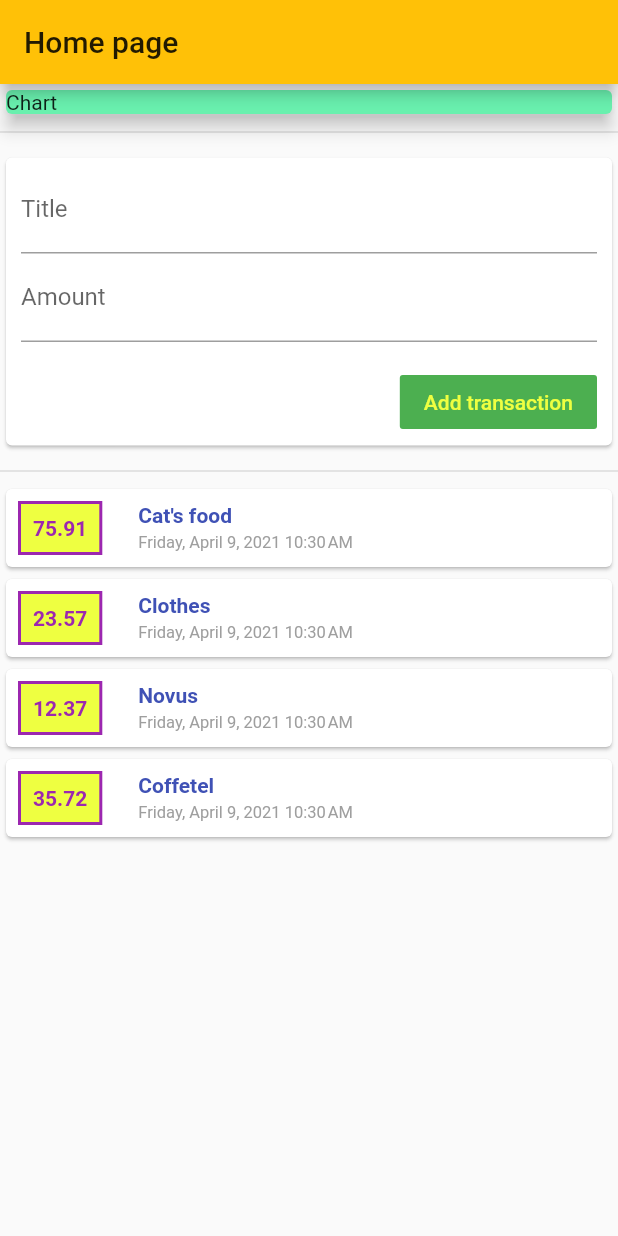
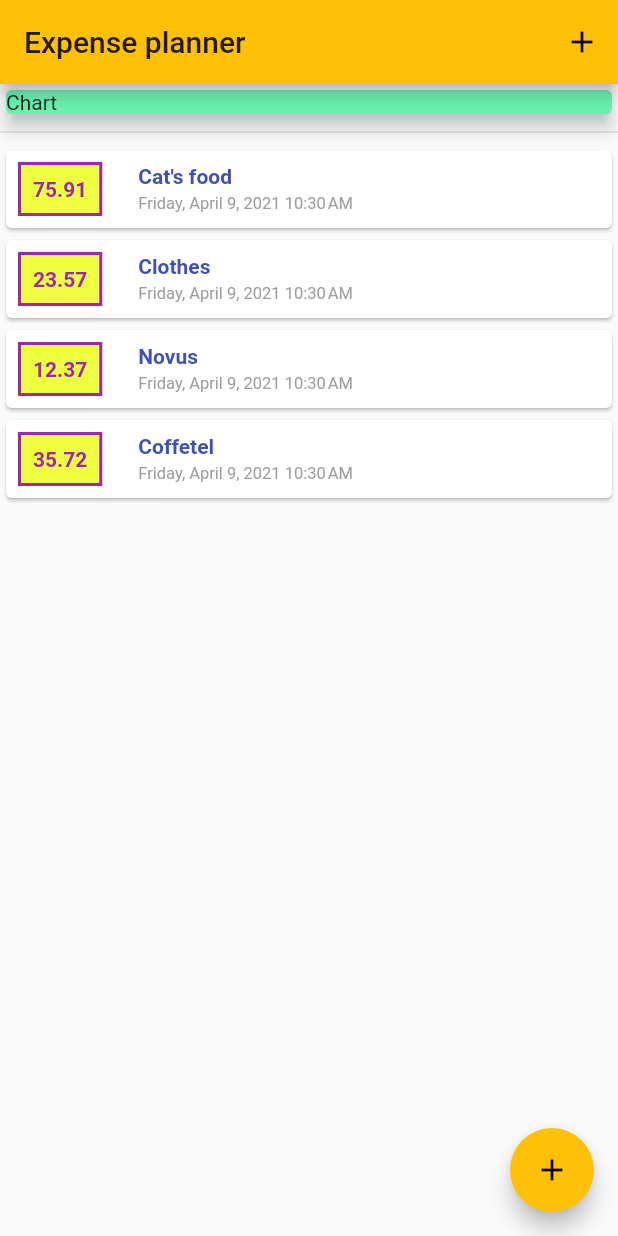
Before and after one commit to tinkooladik/flutter_expense_planner, a Flutter app: the screen it shows after launch, on a phone screen of 412 x 824 dp. Run offline on Flutter 3.47's test engine with Material 2 defaults, Android fonts, the phone set to English and light mode, and no system bars.

Commit message:
moved add_transaction block to a bottom sheet (#1)

```diff
--- a/lib/main.dart
+++ b/lib/main.dart
@@ -1,7 +1,5 @@
 import 'package:flutter/material.dart';
-import 'package:flutter_expense_planner/widgets/transactions/block_transactions.dart';
-
-import 'widgets/chart.dart';
+import 'package:flutter_expense_planner/widgets/home_page.dart';
 
 void main() => runApp(MyApp());
 
@@ -17,34 +15,11 @@ class MyApp extends StatelessWidget {
         }
       },
       child: MaterialApp(
-        title: "Expense planner",
-        theme: ThemeData(
-          primarySwatch: Colors.amber,
-        ),
-        home: Scaffold(
-          appBar: AppBar(
-            title: Text("Home page"),
+          title: "Expense planner",
+          theme: ThemeData(
+            primarySwatch: Colors.amber,
           ),
-          resizeToAvoidBottomPadding: true,
-          body: HomePage(),
-        ),
-      ),
+          home: HomePage()),
     );
   }
 }
-
-class HomePage extends StatelessWidget {
-  @override
-  Widget build(BuildContext context) {
-    return Column(
-      crossAxisAlignment: CrossAxisAlignment.stretch,
-      children: <Widget>[
-        Chart(),
-        Divider(thickness: 1),
-        Expanded(
-          child: TransactionsBlock(),
-        ),
-      ],
-    );
-  }
-}
--- /dev/null
+++ b/lib/widgets/home_page.dart
@@ -0,0 +1,62 @@
+import 'package:flutter/material.dart';
+import 'package:flutter_expense_planner/models/transaction.dart';
+
+import 'chart.dart';
+import 'transactions/add_transaction.dart';
+import 'transactions/transaction_list.dart';
+
+class HomePage extends StatefulWidget {
+
+  @override
+  _HomePageState createState() => _HomePageState();
+}
+
+class _HomePageState extends State<HomePage> {
+  final List<Transaction> _transactions = generateTransactions();
+
+  @override
+  Widget build(BuildContext context) {
+    return Scaffold(
+      appBar: AppBar(
+        title: Text("Expense planner"),
+        actions: <Widget>[
+          IconButton(
+            icon: Icon(Icons.add),
+            onPressed: () => _showAddTransaction(context),
+          )
+        ],
+      ),
+      resizeToAvoidBottomInset: true,
+      body: Column(
+        crossAxisAlignment: CrossAxisAlignment.stretch,
+        children: <Widget>[
+          Chart(),
+          Divider(thickness: 1),
+          Expanded(
+              child: TransactionList(
+                transactions: _transactions,
+              ),
+          ),
+        ],
+      ),
+      floatingActionButton: FloatingActionButton(
+        child: Icon(Icons.add),
+        onPressed: () => _showAddTransaction(context),
+      ),
+    );
+  }
+
+  void _showAddTransaction(BuildContext ctx) {
+    showModalBottomSheet(context: ctx, builder: (builderContext) {
+      return AddTransaction(
+        onAddTransactionClick: _addTransaction,
+      );
+    });
+  }
+
+  void _addTransaction(String title, double amount) {
+    setState(() {
+      _transactions.add(Transaction(title: title, amount: amount));
+    });
+  }
+}
--- a/lib/widgets/transactions/block_transactions.dart
+++ /dev/null
@@ -1,37 +0,0 @@
-import 'package:flutter/material.dart';
-
-import './add_transaction.dart';
-import './transaction_list.dart';
-import '../../models/transaction.dart';
-
-class TransactionsBlock extends StatefulWidget {
-  @override
-  _TransactionsBlockState createState() => _TransactionsBlockState();
-}
-
-class _TransactionsBlockState extends State<TransactionsBlock> {
-  final List<Transaction> _transactions = generateTransactions();
-
-  @override
-  Widget build(BuildContext context) {
-    return Column(
-      children: <Widget>[
-        AddTransaction(
-          onAddTransactionClick: _addTransaction,
-        ),
-        Divider(thickness: 1),
-        Expanded(
-          child: TransactionList(
-            transactions: _transactions,
-          ),
-        ),
-      ],
-    );
-  }
-
-  void _addTransaction(String title, double amount) {
-    setState(() {
-      _transactions.add(Transaction(title: title, amount: amount));
-    });
-  }
-}
```
Also changed, not shown: lib/widgets/transactions/add_transaction.dart (+14 -8 lines).
